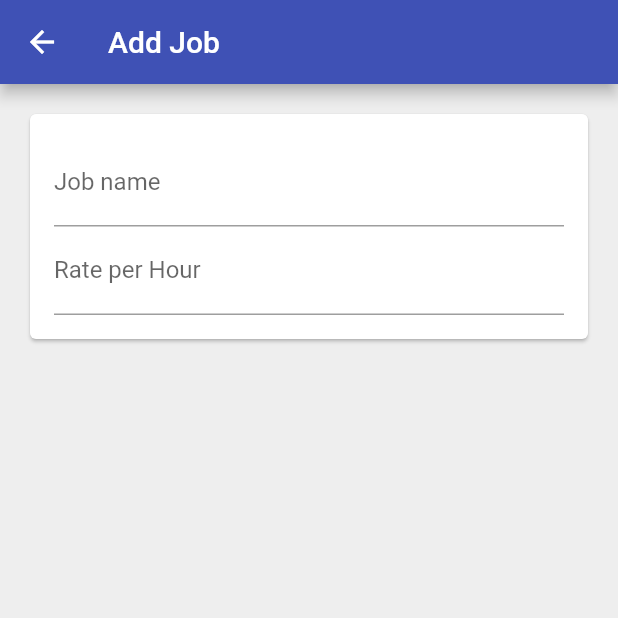
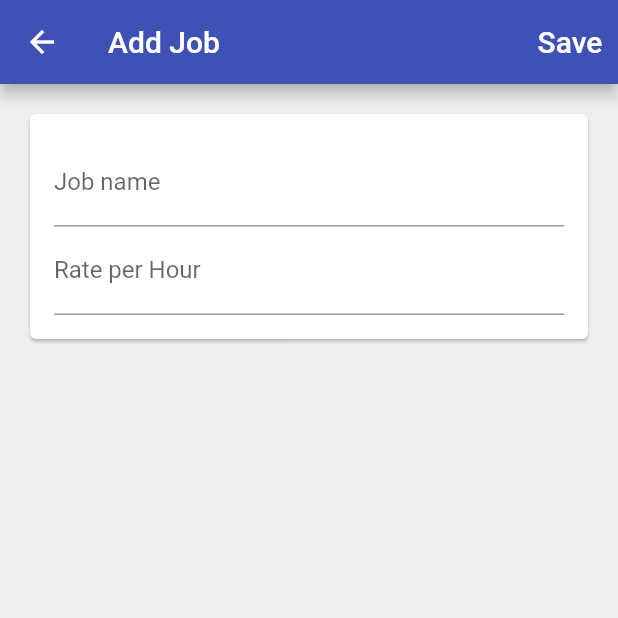
Before and after one commit to Pranav-293/Time-Tracking, a Flutter app: the AddJobPage screen opened directly, on a phone screen of 412 x 824 dp, the top half of it. Run offline on Flutter 3.47's test engine with Material 2 defaults, Android fonts, the light colour scheme and no system bars; our stand-ins replace cloud_firestore, firebase_auth, firebase_core, google_sign_in; missing offline and left inert: flutter_login_facebook; accounts and stored records are empty; statements that could not run were skipped.

Commit message:
form validation completed

```diff
--- a/lib/home/jobs/add_job_page.dart
+++ b/lib/home/jobs/add_job_page.dart
@@ -3,24 +3,51 @@ import 'package:flutter/material.dart';
 class AddJobPage extends StatefulWidget {
   @override
   _AddJobPageState createState() => _AddJobPageState();
-  static Future<void> show(BuildContext context) async{
-    await Navigator.of(context).push(
-      MaterialPageRoute(builder:(context)=>AddJobPage(),
-      fullscreenDialog: true)
-    );
+
+  static Future<void> show(BuildContext context) async {
+    await Navigator.of(context).push(MaterialPageRoute(
+        builder: (context) => AddJobPage(), fullscreenDialog: true));
   }
 }
 
 class _AddJobPageState extends State<AddJobPage> {
+
+  bool _validateAndSaveForm(){
+    final form = _formKey.currentState;
+    if(form.validate()){
+      form.save();
+      return true;
+    }
+    return false;
+  }
+
+  void _submit() {
+    if(_validateAndSaveForm()){
+      print('form is saved with name: $_name and rate: $_ratePerHour');
+      //TODO: add the job to the fireStore
+    }
+  }
+
+  final _formKey = GlobalKey<FormState>();
+  String _name;
+  int _ratePerHour;
+
   @override
   Widget build(BuildContext context) {
     return Scaffold(
-      appBar: AppBar(title: Text("Add Job"),),
+      appBar: AppBar(
+        title: Text("Add Job"),
+        actions: [
+          TextButton(onPressed: _submit,
+              child: Text(
+                "Save", style: TextStyle(fontSize: 20, color: Colors.white),)),
+        ],
+      ),
       body: _buildContent(),
       backgroundColor: Colors.grey[200],
     );
   }
-}
+
 
   Widget _buildContent() {
     return Padding(
@@ -29,7 +56,7 @@ Widget _buildContent() {
         child: SingleChildScrollView(
           child: Padding(
             padding: const EdgeInsets.all(16.0),
-          child:_buildForm(),
+            child: _buildForm(),
           ),
         ),
       ),
@@ -38,6 +65,7 @@ Widget _buildContent() {
 
   Widget _buildForm() {
     return Form(
+      key: _formKey,
       child: Column(
         crossAxisAlignment: CrossAxisAlignment.stretch,
         children: _formItems(),
@@ -51,6 +79,8 @@ List<Widget> _formItems() {
         decoration: InputDecoration(
           labelText: "Job name",
         ),
+        onSaved: (name)=>_name = name,
+        validator:(value)=>value.isNotEmpty?null:"Name can\'t be empty",
       ),
       TextFormField(
         decoration: InputDecoration(
@@ -60,6 +90,8 @@ List<Widget> _formItems() {
           signed: false,
           decimal: false,
         ),
+        onSaved: (rate)=>_ratePerHour= int.tryParse(rate) ?? 0,
       ),
     ];
   }
+}
```
Lines whose indentation alone changed are shown as unchanged.
